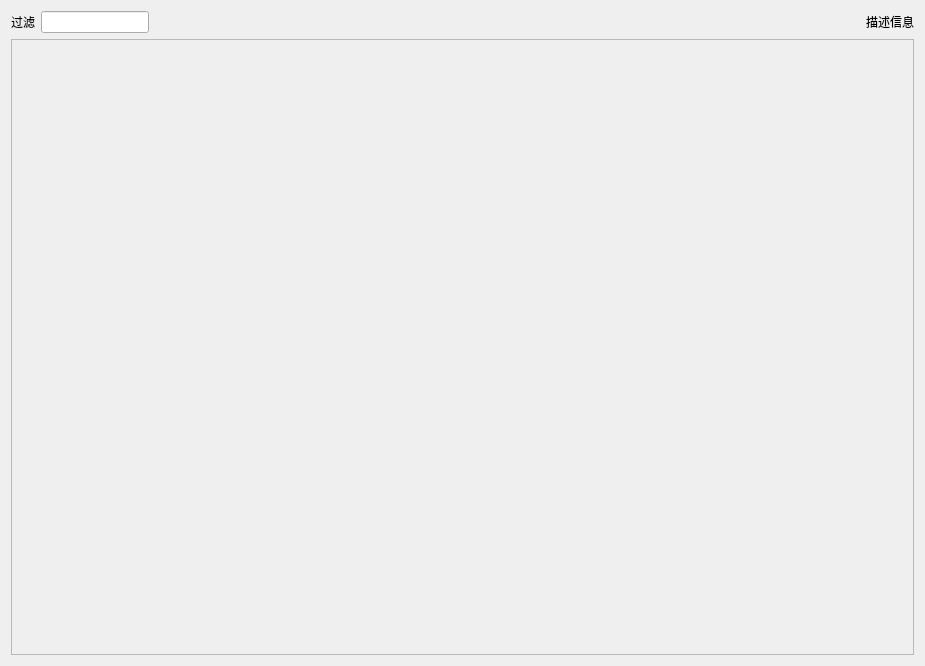
Old version of the form qt_app/funds_pannel/fund_pannel_widget.ui in the repository swing-alliance/repo_builds.
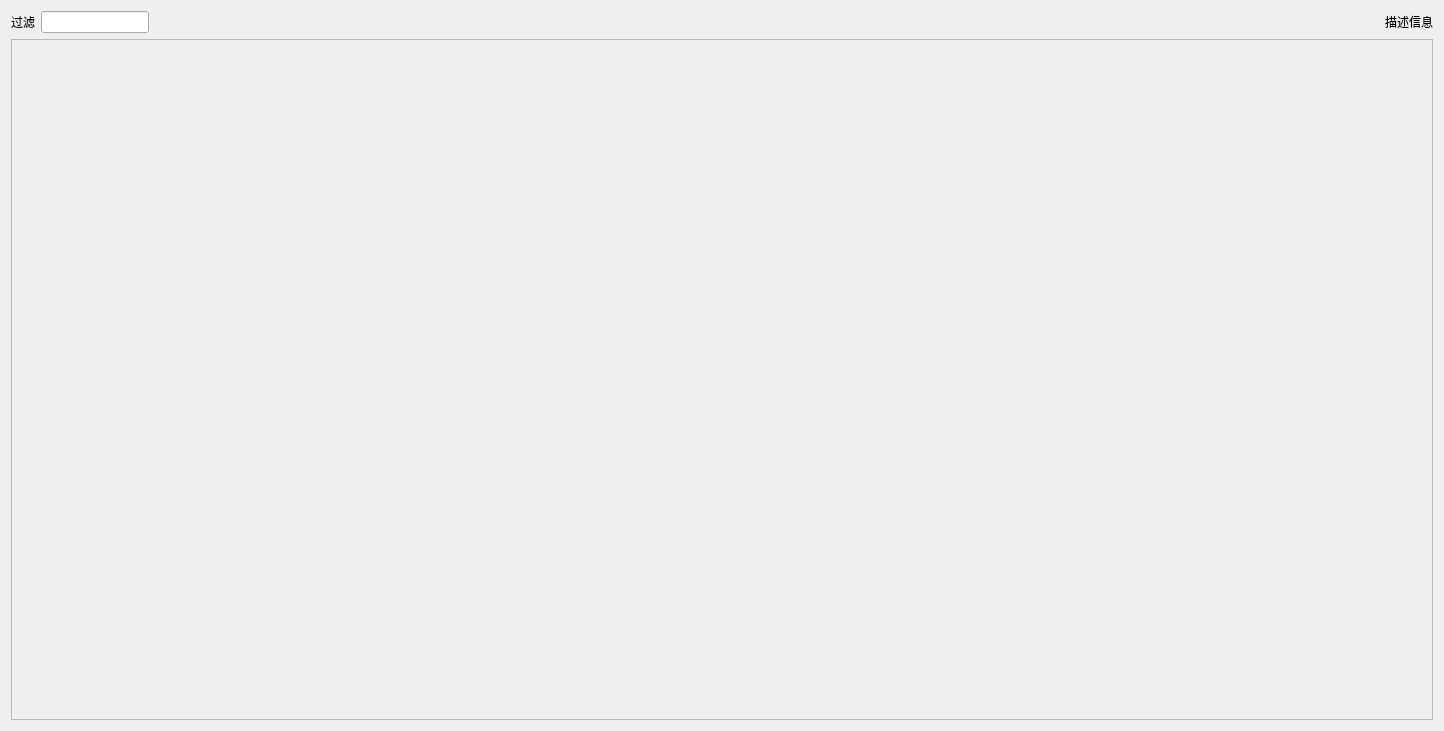
New version of the form.

The edit to the form file:
```diff
--- a/qt_app/funds_pannel/fund_pannel_widget.ui
+++ b/qt_app/funds_pannel/fund_pannel_widget.ui
@@ -6,14 +6,23 @@
    <rect>
     <x>0</x>
     <y>0</y>
-    <width>925</width>
-    <height>666</height>
+    <width>1444</width>
+    <height>731</height>
    </rect>
   </property>
   <property name="windowTitle">
    <string>fund_pannel_widget</string>
   </property>
-  <layout class="QVBoxLayout" name="verticalLayout_3">
+  <layout class="QHBoxLayout" name="horizontalLayout_2" stretch="0,1">
+   <item>
+    <layout class="QVBoxLayout" name="v_pack_layout">
+     <property name="sizeConstraint">
+      <enum>QLayout::SizeConstraint::SetFixedSize</enum>
+     </property>
+    </layout>
+   </item>
+   <item>
+    <layout class="QVBoxLayout" name="verticalLayout">
    <item>
     <layout class="QHBoxLayout" name="horizontalLayout">
      <item>
@@ -68,14 +77,13 @@
        <rect>
         <x>0</x>
         <y>0</y>
-        <width>901</width>
-        <height>608</height>
+          <width>1409</width>
+          <height>671</height>
        </rect>
       </property>
       <layout class="QVBoxLayout" name="verticalLayout_2">
        <item>
-        <layout class="QVBoxLayout" name="verticalcontainer"/>
-       </item>
+          <layout class="QVBoxLayout" name="verticalcontainer">
        <item>
         <spacer name="verticalSpacer">
          <property name="orientation">
@@ -90,8 +98,12 @@
         </spacer>
        </item>
       </layout>
-     </widget>
-    </widget>
+         </item>
+        </layout>
+       </widget>
+      </widget>
+     </item>
+    </layout>
    </item>
   </layout>
  </widget>
```
Lines whose indentation alone changed are shown as unchanged.
